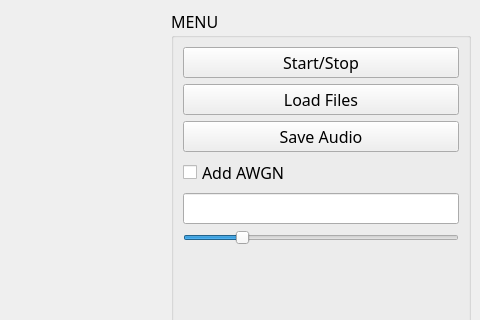
Above: assignment1-signals/ui/baseline_gui_v3.ui from karlic-luka/Software_Integration_1 before the change; both pictures show x 649 to 1129 and y 0 to 320 of the 1129 by 837 pixel window. Below: the same form after it.
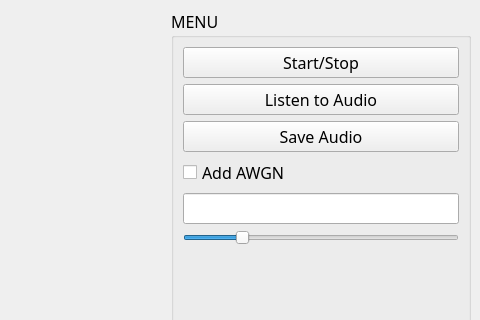
That is the form after the change. Custom widgets are drawn as their Qt base class.

```diff
--- a/assignment1-signals/ui/baseline_gui_v3.ui
+++ b/assignment1-signals/ui/baseline_gui_v3.ui
@@ -126,7 +126,7 @@
        <item row="1" column="0">
         <widget class="QPushButton" name="pb_load_files">
          <property name="text">
-          <string>Load Files</string>
+          <string>Listen to Audio</string>
          </property>
         </widget>
        </item>
```
